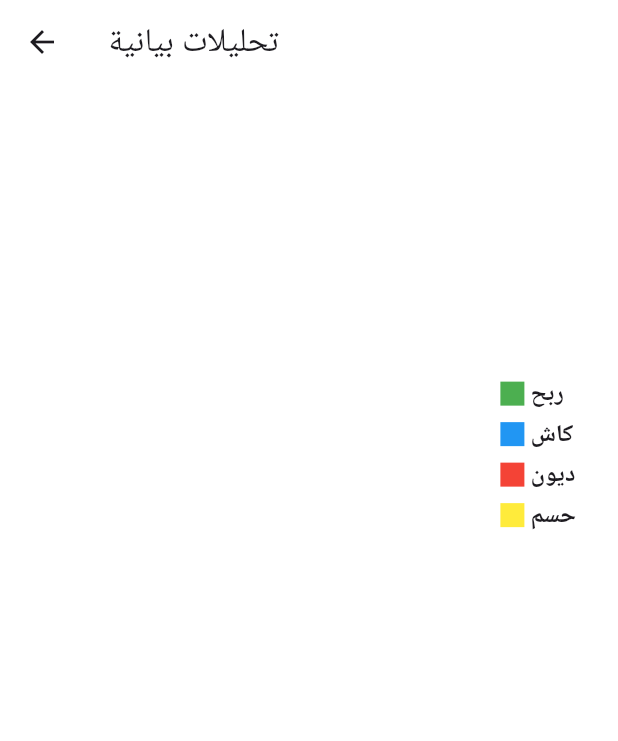
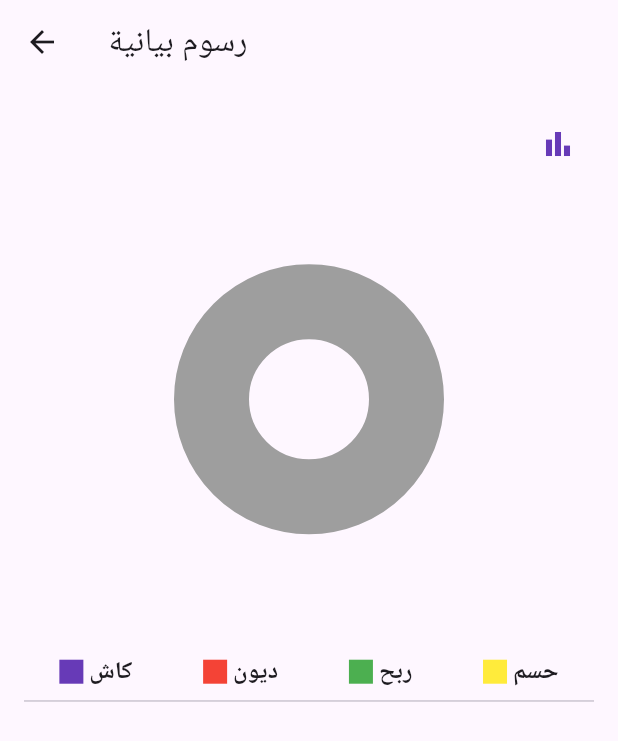
Before and after one commit to HaidaraIB/AlKhal, a Flutter app: the CashScreen screen opened directly, after a tap on "كاش", on a phone screen of 412 x 824 dp. Shown: the top 741 px of the screen. Run offline on Flutter 3.47's test engine with Material 3 defaults, Android fonts, the phone set to English and light mode, and no system bars; drawn by our look-alikes of fl_chart; our stand-ins replace connectivity_plus, flutter_bloc, permission_handler, share_plus, shared_preferences, sqflite; accounts and stored records are empty.

Commit message:
my_bar_chart, improvements on charts_screen

```diff
--- a/lib/screens/cash_screen.dart
+++ b/lib/screens/cash_screen.dart
@@ -120,6 +120,7 @@ class _CashScreenState extends State<CashScreen>
                       "profit": state.profit,
                       "remainders": state.remainders,
                       "discounts": state.discounts,
+                      "bills": state.bills,
                     },
                   );
                 },
--- a/lib/screens/charts_screen.dart
+++ b/lib/screens/charts_screen.dart
@@ -1,13 +1,20 @@
-import 'package:alkhal/utils/functions.dart';
-import 'package:alkhal/widgets/indicator.dart';
-import 'package:fl_chart/fl_chart.dart';
+import 'package:alkhal/widgets/my_bar_chart.dart';
+import 'package:alkhal/widgets/my_pie_chart.dart';
+import 'package:alkhal/widgets/pie_chart_indicator.dart';
 import 'package:flutter/material.dart';
 
 class ChartsScreen extends StatefulWidget {
   final Map<String, double> cashData;
   const ChartsScreen({
     super.key,
-    required this.cashData,
+    this.cashData = const {
+      "cash": 0,
+      "remainders": 0,
+      "profit": 0,
+      "discounts": 0,
+      "bills": 0,
+      "spendings": 0,
+    },
   });
 
   @override
@@ -15,173 +22,116 @@ class ChartsScreen extends StatefulWidget {
 }
 
 class _ChartsScreenState extends State<ChartsScreen> {
-  int touchedIndex = -1;
-
+  bool pieChartSelected = true;
   @override
   Widget build(BuildContext context) {
+    final theme = Theme.of(context);
     return Scaffold(
       appBar: AppBar(
-        title: const Text("تحليلات بيانية"),
-        backgroundColor: Colors.white,
+        title: const Text("رسوم بيانية"),
+        backgroundColor: theme.scaffoldBackgroundColor,
         scrolledUnderElevation: 0.0,
       ),
-      backgroundColor: Colors.white,
-      body: Column(
+      body: SingleChildScrollView(
+        child: Padding(
+          padding: const EdgeInsets.all(16.0),
+          child: Column(
+            children: pieChartSelected
+                ? [
+                    _buildChartsButton(),
+                    MyPieChart(cashData: widget.cashData),
+                    const SizedBox(height: 24.0),
+                    _buildPieChartLegend(),
+                    const Divider(),
+                  ]
+                : [
+                    _buildChartsButton(),
+                    MyBarChart(cashData: {
+                      "cash": widget.cashData['cash']!,
+                      "bills": widget.cashData['bills']!,
+                      "spendings": widget.cashData['spendings']!,
+                    }),
+                    const SizedBox(height: 24.0),
+                    _buildBarChartLegend(),
+                    const Divider(),
+                  ],
+          ),
+        ),
+      ),
+    );
+  }
+
+  Widget _buildChartsButton() {
+    return Align(
+      alignment: Alignment.topRight,
+      child: IconButton(
+        onPressed: () {
+          setState(() {
+            pieChartSelected = !pieChartSelected;
+          });
+        },
+        icon: Icon(
+          pieChartSelected ? Icons.bar_chart : Icons.pie_chart,
+          color: Colors.deepPurple,
+        ),
+      ),
+    );
+  }
+
+  Widget _buildBarChartLegend() {
+    return const Padding(
+      padding: EdgeInsets.only(right: 8.0),
+      child: Row(
+        mainAxisAlignment: MainAxisAlignment.spaceAround,
         children: [
-          _buildPieChart(),
+          Indicator(
+            color: Colors.deepPurple,
+            text: 'كاش',
+            isSquare: true,
+            isLabelToTheRight: true,
+          ),
+          Indicator(
+            color: Colors.brown,
+            text: 'فواتير',
+            isSquare: true,
+            isLabelToTheRight: true,
+          ),
+          Indicator(
+            color: Colors.black,
+            text: 'مصروف',
+            isSquare: true,
+            isLabelToTheRight: true,
+          ),
         ],
       ),
     );
   }
 
-  Widget _buildPieChart() {
-    return AspectRatio(
-      aspectRatio: 1.3,
-      child: Row(
-        children: <Widget>[
-          Expanded(
-            child: AspectRatio(
-              aspectRatio: 1,
-              child: PieChart(
-                PieChartData(
-                  pieTouchData: PieTouchData(
-                    touchCallback: (FlTouchEvent event, pieTouchResponse) {
-                      setState(() {
-                        if (!event.isInterestedForInteractions ||
-                            pieTouchResponse == null ||
-                            pieTouchResponse.touchedSection == null) {
-                          touchedIndex = -1;
-                          return;
-                        }
-                        touchedIndex = pieTouchResponse
-                            .touchedSection!.touchedSectionIndex;
-                      });
-                    },
-                  ),
-                  borderData: FlBorderData(
-                    show: false,
-                  ),
-                  sectionsSpace: 0,
-                  centerSpaceRadius: 40,
-                  sections: showingSections(),
-                ),
-              ),
-            ),
-          ),
-          const Column(
-            mainAxisAlignment: MainAxisAlignment.end,
-            crossAxisAlignment: CrossAxisAlignment.start,
-            children: <Widget>[
+  Widget _buildPieChartLegend() {
+    return const Row(
+      mainAxisAlignment: MainAxisAlignment.spaceAround,
+      children: [
         Indicator(
-                color: Colors.green,
-                text: 'ربح',
-                isSquare: true,
-              ),
-              SizedBox(
-                height: 4,
-              ),
-              Indicator(
-                color: Colors.blue,
+          color: Colors.deepPurple,
           text: 'كاش',
           isSquare: true,
-              ),
-              SizedBox(
-                height: 4,
         ),
         Indicator(
           color: Colors.red,
           text: 'ديون',
           isSquare: true,
         ),
-              SizedBox(
-                height: 4,
+        Indicator(
+          color: Colors.green,
+          text: 'ربح',
+          isSquare: true,
         ),
         Indicator(
           color: Colors.yellow,
           text: 'حسم',
           isSquare: true,
         ),
-              SizedBox(
-                height: 18,
-              ),
       ],
-          ),
-          const SizedBox(
-            width: 28,
-          ),
-        ],
-      ),
-    );
-  }
-
-  List<PieChartSectionData> showingSections() {
-    return List.generate(
-      4,
-      (i) {
-        final isTouched = i == touchedIndex;
-        final fontSize = isTouched ? 15.0 : 12.0;
-        final radius = isTouched ? 60.0 : 50.0;
-        const shadows = [
-          Shadow(
-            color: Colors.black,
-            blurRadius: 5,
-          )
-        ];
-        TextStyle titleStyle = TextStyle(
-          fontSize: fontSize,
-          fontWeight: FontWeight.bold,
-          color: Colors.white,
-          shadows: shadows,
-        );
-        double cash = (((widget.cashData['cash']! -
-                    (widget.cashData['profit']! +
-                        widget.cashData['remainders']! +
-                        widget.cashData['discounts']!)) *
-                100) /
-            widget.cashData['cash']!);
-        double profit =
-            ((widget.cashData['profit']! * 100) / widget.cashData['cash']!);
-        double remainders =
-            ((widget.cashData['remainders']! * 100) / widget.cashData['cash']!);
-        double discounts =
-            ((widget.cashData['discounts']! * 100) / widget.cashData['cash']!);
-        switch (i) {
-          case 0:
-            return PieChartSectionData(
-              color: Colors.green,
-              value: profit,
-              title: "${formatDouble(profit)}%",
-              titleStyle: titleStyle,
-              radius: radius,
-            );
-          case 1:
-            return PieChartSectionData(
-              color: Colors.blue,
-              value: cash,
-              title: "${formatDouble(cash)}%",
-              titleStyle: titleStyle,
-              radius: radius,
-            );
-          case 2:
-            return PieChartSectionData(
-              color: Colors.red,
-              value: remainders,
-              title: "${formatDouble(remainders)}%",
-              titleStyle: titleStyle,
-              radius: radius,
-            );
-          case 3:
-            return PieChartSectionData(
-              color: Colors.yellow,
-              value: discounts,
-              title: "${formatDouble(discounts)}%",
-              titleStyle: titleStyle,
-              radius: radius,
-            );
-          default:
-            throw Error();
-        }
-      },
     );
   }
 }
--- a/lib/widgets/indicator.dart
+++ /dev/null
@@ -1,44 +0,0 @@
-import 'package:flutter/material.dart';
-
-class Indicator extends StatelessWidget {
-  const Indicator({
-    super.key,
-    required this.color,
-    required this.text,
-    required this.isSquare,
-    this.size = 16,
-    this.textColor,
-  });
-  final Color color;
-  final String text;
-  final bool isSquare;
-  final double size;
-  final Color? textColor;
-
-  @override
-  Widget build(BuildContext context) {
-    return Row(
-      children: <Widget>[
-        Container(
-          width: size,
-          height: size,
-          decoration: BoxDecoration(
-            shape: isSquare ? BoxShape.rectangle : BoxShape.circle,
-            color: color,
-          ),
-        ),
-        const SizedBox(
-          width: 4,
-        ),
-        Text(
-          text,
-          style: TextStyle(
-            fontSize: 16,
-            fontWeight: FontWeight.bold,
-            color: textColor,
-          ),
-        )
-      ],
-    );
-  }
-}
--- /dev/null
+++ b/lib/widgets/my_pie_chart.dart
@@ -0,0 +1,139 @@
+import 'package:alkhal/utils/functions.dart';
+import 'package:fl_chart/fl_chart.dart';
+import 'package:flutter/material.dart';
+
+class MyPieChart extends StatefulWidget {
+  final Map cashData;
+  const MyPieChart({
+    super.key,
+    required this.cashData,
+  });
+
+  @override
+  State<MyPieChart> createState() => _MyPieChartState();
+}
+
+class _MyPieChartState extends State<MyPieChart> {
+  int touchedIndex = -1;
+
+  @override
+  Widget build(BuildContext context) {
+    return AspectRatio(
+      aspectRatio: 1.3,
+      child: PieChart(
+        PieChartData(
+          pieTouchData: PieTouchData(
+            touchCallback: (FlTouchEvent event, pieTouchResponse) {
+              setState(() {
+                if (!event.isInterestedForInteractions ||
+                    pieTouchResponse == null ||
+                    pieTouchResponse.touchedSection == null) {
+                  touchedIndex = -1;
+                  return;
+                }
+                touchedIndex =
+                    pieTouchResponse.touchedSection!.touchedSectionIndex;
+              });
+            },
+          ),
+          borderData: FlBorderData(show: false),
+          sectionsSpace: 0,
+          centerSpaceRadius: 40,
+          sections: showingSections(),
+        ),
+      ),
+    );
+  }
+
+  List<PieChartSectionData> showingSections() {
+    const shadows = [
+      Shadow(
+        color: Colors.black,
+        blurRadius: 5,
+      )
+    ];
+    if (widget.cashData['cash']! != 0) {
+      return List.generate(
+        4,
+        (i) {
+          final isTouched = i == touchedIndex;
+          final fontSize = isTouched ? 15.0 : 12.0;
+          final radius = isTouched ? 60.0 : 50.0;
+          final titleStyle = TextStyle(
+            fontSize: fontSize,
+            fontWeight: FontWeight.bold,
+            color: Colors.white,
+            shadows: shadows,
+          );
+          final cash = (((widget.cashData['cash']! -
+                      (widget.cashData['profit']! +
+                          widget.cashData['remainders']! +
+                          widget.cashData['discounts']!)) *
+                  100) /
+              widget.cashData['cash']!);
+          final profit =
+              ((widget.cashData['profit']! * 100) / widget.cashData['cash']!);
+          final remainders = ((widget.cashData['remainders']! * 100) /
+              widget.cashData['cash']!);
+          final discounts = ((widget.cashData['discounts']! * 100) /
+              widget.cashData['cash']!);
+          switch (i) {
+            case 0:
+              return PieChartSectionData(
+                color: Colors.deepPurple,
+                value: cash,
+                title: "${formatDouble(cash)}%",
+                titleStyle: titleStyle,
+                radius: radius,
+              );
+            case 1:
+              return PieChartSectionData(
+                color: Colors.red,
+                value: remainders,
+                title: "${formatDouble(remainders)}%",
+                titleStyle: titleStyle,
+                radius: radius,
+              );
+            case 2:
+              return PieChartSectionData(
+                color: Colors.green,
+                value: profit,
+                title: "${formatDouble(profit)}%",
+                titleStyle: titleStyle,
+                radius: radius,
+              );
+            case 3:
+              return PieChartSectionData(
+                color: Colors.yellow,
+                value: discounts,
+                title: "${formatDouble(discounts)}%",
+                titleStyle: titleStyle,
+                radius: radius,
+              );
+            default:
+              throw Error();
+          }
+        },
+      );
+    } else {
+      final isTouched = touchedIndex == 0;
+      final fontSize = isTouched ? 15.0 : 12.0;
+      final radius = isTouched ? 60.0 : 50.0;
+      final titleStyle = TextStyle(
+        fontSize: fontSize,
+        fontWeight: FontWeight.bold,
+        color: Colors.white,
+        shadows: shadows,
+      );
+      return [
+        PieChartSectionData(
+          color: Colors.grey,
+          value: 100,
+          titleStyle: titleStyle,
+          radius: radius,
+          showTitle: false,
+        ),
+      ];
+    }
+  }
+}
--- /dev/null
+++ b/lib/widgets/pie_chart_indicator.dart
@@ -0,0 +1,48 @@
+import 'package:flutter/material.dart';
+
+class Indicator extends StatelessWidget {
+  const Indicator({
+    super.key,
+    required this.color,
+    required this.text,
+    required this.isSquare,
+    this.size = 16,
+    this.textColor,
+    this.isLabelToTheRight = false,
+  });
+  final Color color;
+  final String text;
+  final bool isSquare;
+  final double size;
+  final Color? textColor;
+  final bool isLabelToTheRight;
+
+  @override
+  Widget build(BuildContext context) {
+    final label = Text(
+      text,
+      style: TextStyle(
+        fontSize: 16,
+        fontWeight: FontWeight.bold,
+        color: textColor,
+      ),
+    );
+    final indicator = Container(
+      width: size,
+      height: size,
+      decoration: BoxDecoration(
+        shape: isSquare ? BoxShape.rectangle : BoxShape.circle,
+        color: color,
+      ),
+    );
+    return Row(
+      children: <Widget>[
+        isLabelToTheRight ? label : indicator,
+        const SizedBox(
+          width: 4,
+        ),
+        isLabelToTheRight ? indicator : label,
+      ],
+    );
+  }
+}
```
Also changed, not shown: lib/widgets/my_bar_chart.dart (added, +181 -0 lines). Lines whose indentation alone changed are shown as unchanged.
